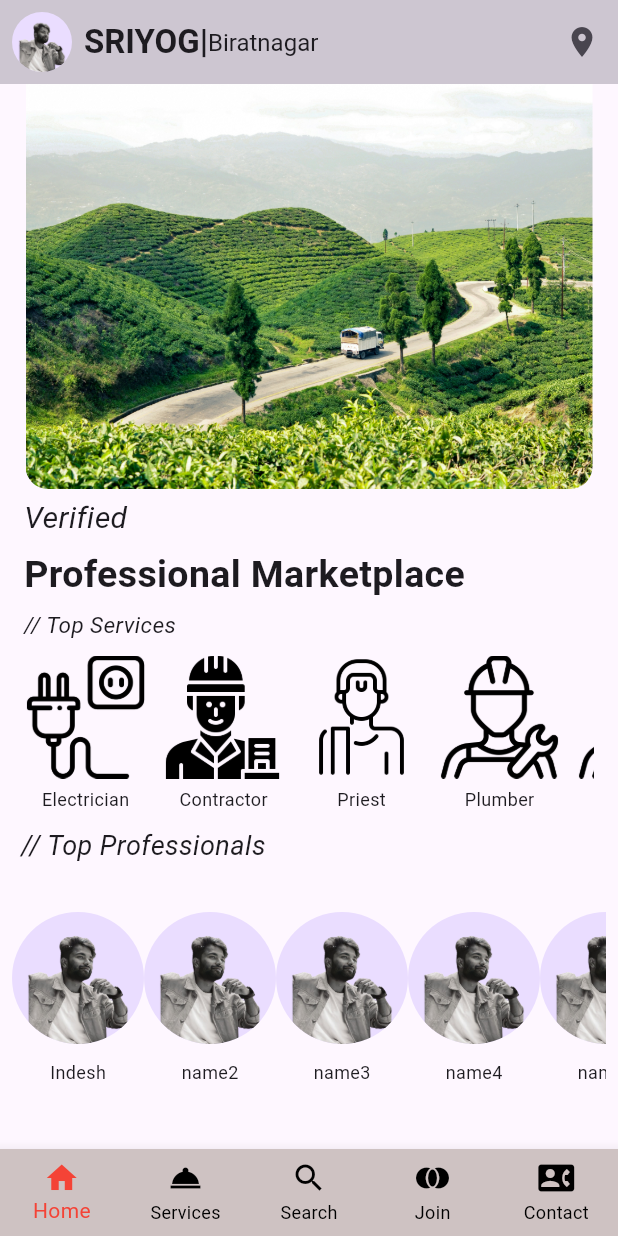
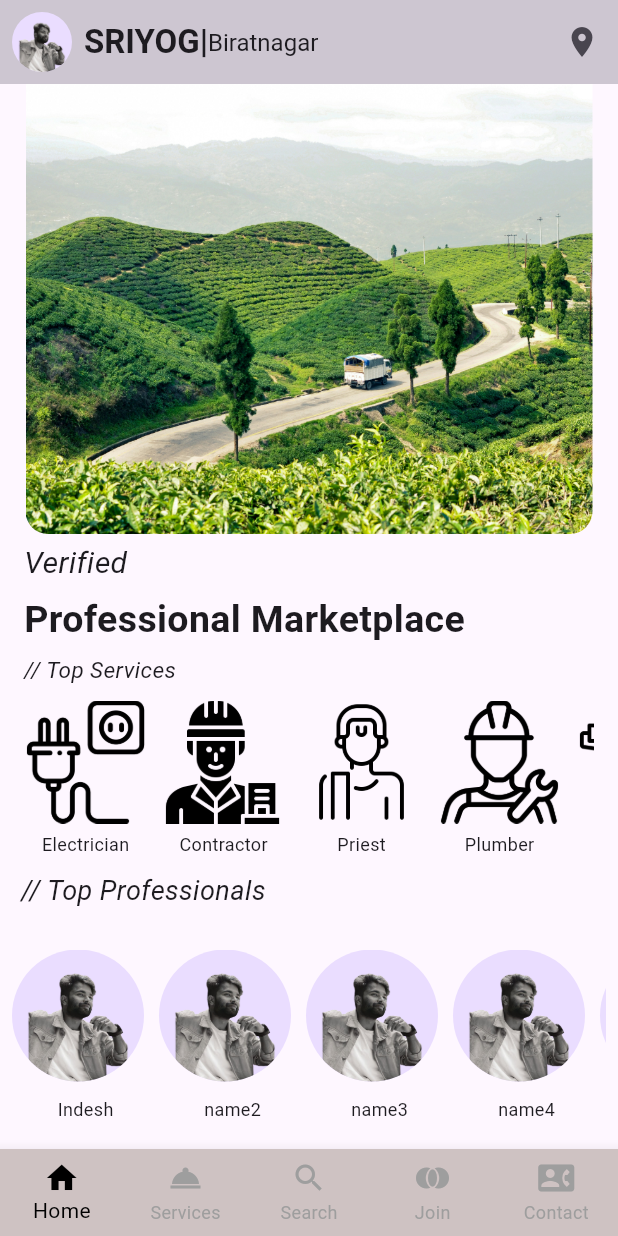
Before and after one commit to Indeshsingh/sriyog, a Flutter app: the screen it shows after launch, on a phone screen of 412 x 824 dp. Run offline on Flutter 3.47's test engine with Material 3 defaults, Android fonts, the phone set to English and light mode, and no system bars.

Commit message:
added padding in circleavtar and added color ontap bottomnavar menu

```diff
--- a/lib/bottom_nav_bar.dart
+++ b/lib/bottom_nav_bar.dart
@@ -15,13 +15,14 @@ class BottomNavBar extends StatefulWidget {
 class _BottomNavBarState extends State<BottomNavBar> {
   int _selectedIndex = 0;
 
-  List<Widget> _pages = [
-    HomeScreen(),
-    ServicesScreen(),
-    SearchScreen(),
-    JoinScreen(),
-    ContactScreen()
+  final List<Widget> _pages = [
+    const HomeScreen(),
+    const ServicesScreen(),
+    const SearchScreen(),
+    const JoinScreen(),
+    const ContactScreen()
   ];
+
   @override
   Widget build(BuildContext context) {
     return Scaffold(
@@ -30,10 +31,11 @@ class _BottomNavBarState extends State<BottomNavBar> {
         children: _pages,
       ),
       bottomNavigationBar: BottomNavigationBar(
-          backgroundColor: Color.fromARGB(255, 206, 194, 194),
-          unselectedItemColor: Colors.black,
-          selectedItemColor: Colors.red,
+        backgroundColor: const Color.fromARGB(255, 206, 194, 194),
+        unselectedItemColor: Colors.grey,
+        selectedItemColor: Colors.black,
         type: BottomNavigationBarType.fixed,
+        currentIndex: _selectedIndex,
         onTap: (value) {
           setState(() {
             _selectedIndex = value;
@@ -47,7 +49,8 @@ class _BottomNavBarState extends State<BottomNavBar> {
           BottomNavigationBarItem(icon: Icon(Icons.join_full), label: 'Join'),
           BottomNavigationBarItem(
               icon: Icon(Icons.contact_phone), label: 'Contact'),
-          ]),
+        ],
+      ),
     );
   }
 }
--- a/lib/screens/home_screen.dart
+++ b/lib/screens/home_screen.dart
@@ -15,16 +15,13 @@ class _HomeScreenState extends State<HomeScreen> {
   Widget build(BuildContext context) {
     return Scaffold(
       body: Column(
-        mainAxisAlignment: MainAxisAlignment.spaceBetween,
-        children: [
-          Column(
         crossAxisAlignment: CrossAxisAlignment.start,
         children: [
           Padding(
             padding: const EdgeInsets.only(left: 17.0, right: 17.0),
             child: Container(
               width: double.infinity,
-                  height: 270,
+              height: 300,
               decoration: BoxDecoration(
                 // border: Border.all(color: Colors.blue, width: 3),
                 borderRadius: BorderRadius.only(
@@ -140,13 +137,13 @@ class _HomeScreenState extends State<HomeScreen> {
                   Column(
                     children: [
                       Image.asset(
-                            'assets/plumber.png',
+                        'assets/painter.png',
                         width: 82,
                         height: 82,
                       ),
                       const SizedBox(height: 5),
                       const Text(
-                            'Plumber',
+                        'Painter',
                         style: TextStyle(fontSize: 12),
                       ),
                     ],
@@ -155,13 +152,13 @@ class _HomeScreenState extends State<HomeScreen> {
                   Column(
                     children: [
                       Image.asset(
-                            'assets/plumber.png',
+                        'assets/tubewell.png',
                         width: 82,
                         height: 82,
                       ),
                       const SizedBox(height: 5),
                       const Text(
-                            'Plumber',
+                        'Tubewell',
                         style: TextStyle(fontSize: 12),
                       ),
                     ],
@@ -208,8 +205,6 @@ class _HomeScreenState extends State<HomeScreen> {
           ),
         ],
       ),
-        ],
-      ),
     );
   }
 }
@@ -217,12 +212,15 @@ class _HomeScreenState extends State<HomeScreen> {
 Widget _buildProfessional(String imagePath, String label) {
   return Column(
     children: [
-      SizedBox(
-        height: 5,
-      ),
-      CircleAvatar(
+      // SizedBox(
+      //   height: 5,
+      // ),
+      Padding(
+        padding: const EdgeInsets.only(right: 10.0),
+        child: CircleAvatar(
           backgroundImage: AssetImage(imagePath),
           radius: 44,
+        ),
       ),
       const SizedBox(
         height: 10,
```
Lines whose indentation alone changed are shown as unchanged.
